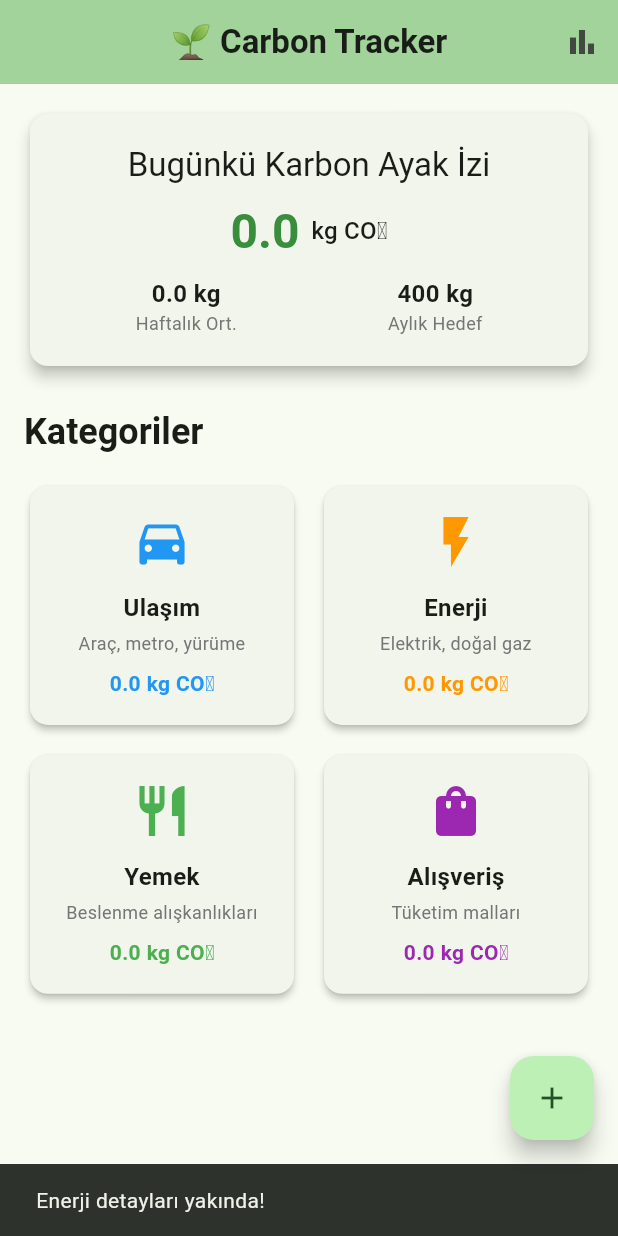
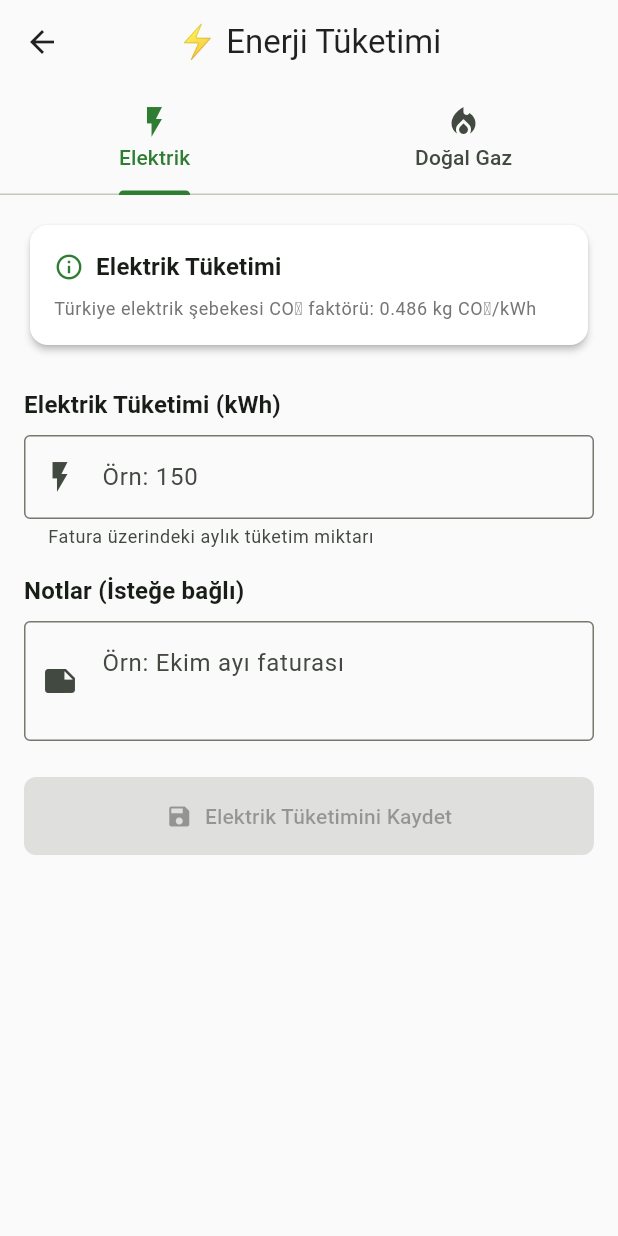
Before and after one commit to kendlenx/carbon-tracker, a Flutter app: the screen it shows after launch, after a tap on "Enerji", on a phone screen of 412 x 824 dp. Run offline on Flutter 3.47's test engine with Material 3 defaults, Android fonts, the phone set to English and light mode, and no system bars; our stand-ins replace fl_chart, shared_preferences, sqflite; accounts and stored records are empty.

Commit message:
Tema sistemi ve enerji kategorisi eklendi
🎨 Theme System:
- Tam dark/light/system tema desteği
- ThemeService ile merkezi tema yönetimi
- Kullanıcı tercihi SharedPreferences ile saklanıyor
- AppBar'da tema değiştirme butonu
- Profesyonel renk paleti

⚡ Energy Category:
- Elektrik tüketimi sayfası (kWh)
- Doğal gaz tüketimi sayfası (m³)
- Türkiye'ye özel CO₂ faktörleri
- Tab-based interface
- Real-time emission calculation
- Form validation ve success messages

🔗 Navigation:
- Ana sayfa ve AddActivity'den energy erişimi
- Consistent navigation patterns
- Auto-dismiss after save

🎯 UI/UX Improvements:
- Info cards with CO₂ factors
- Better form layouts
- Colored emission cards
- Helper texts ve tooltips

```diff
--- a/lib/main.dart
+++ b/lib/main.dart
@@ -2,10 +2,14 @@
 import 'screens/transport_screen.dart';
 import 'screens/add_activity_screen.dart';
 import 'screens/statistics_screen.dart';
+import 'screens/energy_screen.dart';
 import 'services/database_service.dart';
 import 'services/carbon_calculator_service.dart';
+import 'services/theme_service.dart';
 
-void main() {
+void main() async {
+  WidgetsFlutterBinding.ensureInitialized();
+  await ThemeService.instance.loadThemePreference();
   runApp(const CarbonTrackerApp());
 }
 
@@ -14,21 +18,18 @@
 
   @override
   Widget build(BuildContext context) {
-    return MaterialApp(
-      title: 'Carbon Tracker',
-      theme: ThemeData(
-        colorScheme: ColorScheme.fromSeed(
-          seedColor: Colors.green,
-          brightness: Brightness.light,
-        ),
-        useMaterial3: true,
-        appBarTheme: const AppBarTheme(
-          centerTitle: true,
-          elevation: 0,
-        ),
-      ),
-      home: const CarbonTrackerHome(),
-      debugShowCheckedModeBanner: false,
+    return AnimatedBuilder(
+      animation: ThemeService.instance,
+      builder: (context, child) {
+        return MaterialApp(
+          title: 'Carbon Tracker',
+          theme: ThemeService.instance.lightTheme,
+          darkTheme: ThemeService.instance.darkTheme,
+          themeMode: ThemeService.instance.themeMode,
+          home: const CarbonTrackerHome(),
+          debugShowCheckedModeBanner: false,
+        );
+      },
     );
   }
 }
@@ -147,6 +148,15 @@
         }
         break;
       case CarbonCategory.energy:
+        final result = await Navigator.of(context).push<bool>(
+          MaterialPageRoute(
+            builder: (context) => const EnergyScreen(),
+          ),
+        );
+        if (result == true) {
+          _loadDashboardData();
+        }
+        break;
       case CarbonCategory.food:
       case CarbonCategory.shopping:
         ScaffoldMessenger.of(context).showSnackBar(
@@ -164,8 +174,15 @@
           '🌱 Carbon Tracker',
           style: TextStyle(fontWeight: FontWeight.bold),
         ),
-        backgroundColor: Theme.of(context).colorScheme.inversePrimary,
+        backgroundColor: Theme.of(context).colorScheme.surface,
         actions: [
+          IconButton(
+            icon: Icon(ThemeService.instance.themeIcon),
+            tooltip: 'Tema: ${ThemeService.instance.themeName}',
+            onPressed: () async {
+              await ThemeService.instance.toggleTheme();
+            },
+          ),
           IconButton(
             icon: const Icon(Icons.bar_chart),
             tooltip: 'İstatistikler',
--- a/lib/screens/add_activity_screen.dart
+++ b/lib/screens/add_activity_screen.dart
@@ -1,5 +1,6 @@
 import 'package:flutter/material.dart';
 import '../screens/transport_screen.dart';
+import '../screens/energy_screen.dart';
 
 class AddActivityScreen extends StatelessWidget {
   const AddActivityScreen({super.key});
@@ -52,7 +53,11 @@ class AddActivityScreen extends StatelessWidget {
                     icon: Icons.flash_on,
                     color: Colors.orange,
                     onTap: () {
-                      _showComingSoon(context, 'Enerji');
+                      Navigator.of(context).pushReplacement(
+                        MaterialPageRoute(
+                          builder: (context) => const EnergyScreen(),
+                        ),
+                      );
                     },
                   ),
                   _buildCategoryTile(
--- /dev/null
+++ b/lib/screens/energy_screen.dart
@@ -0,0 +1,451 @@
+import 'package:flutter/material.dart';
+import '../services/carbon_calculator_service.dart';
+import '../services/database_service.dart';
+
+class EnergyScreen extends StatefulWidget {
+  const EnergyScreen({super.key});
+
+  @override
+  State<EnergyScreen> createState() => _EnergyScreenState();
+}
+
+class _EnergyScreenState extends State<EnergyScreen>
+    with SingleTickerProviderStateMixin {
+  late TabController _tabController;
+
+  // Elektrik formu
+  final TextEditingController _electricityController = TextEditingController();
+  final TextEditingController _electricityNotesController = TextEditingController();
+  double _electricityEmission = 0.0;
+
+  // Doğal gaz formu
+  final TextEditingController _gasController = TextEditingController();
+  final TextEditingController _gasNotesController = TextEditingController();
+  double _gasEmission = 0.0;
+
+  @override
+  void initState() {
+    super.initState();
+    _tabController = TabController(length: 2, vsync: this);
+    _electricityController.addListener(_calculateElectricityEmission);
+    _gasController.addListener(_calculateGasEmission);
+  }
+
+  @override
+  void dispose() {
+    _tabController.dispose();
+    _electricityController.dispose();
+    _electricityNotesController.dispose();
+    _gasController.dispose();
+    _gasNotesController.dispose();
+    super.dispose();
+  }
+
+  void _calculateElectricityEmission() {
+    final kWh = double.tryParse(_electricityController.text);
+    if (kWh != null && kWh > 0) {
+      setState(() {
+        _electricityEmission = CarbonCalculatorService.calculateElectricityEmission(kWh);
+      });
+    } else {
+      setState(() {
+        _electricityEmission = 0.0;
+      });
+    }
+  }
+
+  void _calculateGasEmission() {
+    final cubicMeters = double.tryParse(_gasController.text);
+    if (cubicMeters != null && cubicMeters > 0) {
+      setState(() {
+        _gasEmission = CarbonCalculatorService.calculateNaturalGasEmission(cubicMeters);
+      });
+    } else {
+      setState(() {
+        _gasEmission = 0.0;
+      });
+    }
+  }
+
+  Future<void> _saveElectricity() async {
+    if (_electricityController.text.isEmpty || _electricityEmission <= 0) {
+      ScaffoldMessenger.of(context).showSnackBar(
+        const SnackBar(content: Text('Lütfen geçerli bir kWh değeri girin')),
+      );
+      return;
+    }
+
+    // TODO: Enerji aktivitesini veritabanına kaydet
+    _showSuccessMessage('Elektrik', _electricityEmission);
+    _clearElectricityForm();
+  }
+
+  Future<void> _saveGas() async {
+    if (_gasController.text.isEmpty || _gasEmission <= 0) {
+      ScaffoldMessenger.of(context).showSnackBar(
+        const SnackBar(content: Text('Lütfen geçerli bir m³ değeri girin')),
+      );
+      return;
+    }
+
+    // TODO: Enerji aktivitesini veritabanına kaydet
+    _showSuccessMessage('Doğal Gaz', _gasEmission);
+    _clearGasForm();
+  }
+
+  void _showSuccessMessage(String type, double emission) {
+    ScaffoldMessenger.of(context).showSnackBar(
+      SnackBar(
+        content: Text(
+          '✅ $type tüketimi kaydedildi! ${emission.toStringAsFixed(2)} kg CO₂',
+        ),
+        backgroundColor: Colors.green,
+        duration: const Duration(seconds: 3),
+      ),
+    );
+
+    Future.delayed(const Duration(seconds: 1), () {
+      if (mounted) {
+        Navigator.of(context).pop(true);
+      }
+    });
+  }
+
+  void _clearElectricityForm() {
+    setState(() {
+      _electricityController.clear();
+      _electricityNotesController.clear();
+      _electricityEmission = 0.0;
+    });
+  }
+
+  void _clearGasForm() {
+    setState(() {
+      _gasController.clear();
+      _gasNotesController.clear();
+      _gasEmission = 0.0;
+    });
+  }
+
+  @override
+  Widget build(BuildContext context) {
+    return Scaffold(
+      appBar: AppBar(
+        title: const Text('⚡ Enerji Tüketimi'),
+        backgroundColor: Theme.of(context).colorScheme.surface,
+        bottom: TabBar(
+          controller: _tabController,
+          tabs: const [
+            Tab(
+              icon: Icon(Icons.flash_on),
+              text: 'Elektrik',
+            ),
+            Tab(
+              icon: Icon(Icons.local_fire_department),
+              text: 'Doğal Gaz',
+            ),
+          ],
+        ),
+      ),
+      body: TabBarView(
+        controller: _tabController,
+        children: [
+          _buildElectricityTab(),
+          _buildGasTab(),
+        ],
+      ),
+    );
+  }
+
+  Widget _buildElectricityTab() {
+    return SingleChildScrollView(
+      padding: const EdgeInsets.all(16.0),
+      child: Column(
+        crossAxisAlignment: CrossAxisAlignment.start,
+        children: [
+          Card(
+            elevation: 2,
+            child: Padding(
+              padding: const EdgeInsets.all(16.0),
+              child: Column(
+                crossAxisAlignment: CrossAxisAlignment.start,
+                children: [
+                  Row(
+                    children: [
+                      Icon(
+                        Icons.info_outline,
+                        color: Theme.of(context).colorScheme.primary,
+                        size: 20,
+                      ),
+                      const SizedBox(width: 8),
+                      Text(
+                        'Elektrik Tüketimi',
+                        style: Theme.of(context).textTheme.titleMedium?.copyWith(
+                          fontWeight: FontWeight.bold,
+                        ),
+                      ),
+                    ],
+                  ),
+                  const SizedBox(height: 8),
+                  Text(
+                    'Türkiye elektrik şebekesi CO₂ faktörü: 0.486 kg CO₂/kWh',
+                    style: Theme.of(context).textTheme.bodySmall?.copyWith(
+                      color: Colors.grey.shade600,
+                    ),
+                  ),
+                ],
+              ),
+            ),
+          ),
+
+          const SizedBox(height: 24),
+
+          Text(
+            'Elektrik Tüketimi (kWh)',
+            style: Theme.of(context).textTheme.titleMedium?.copyWith(
+              fontWeight: FontWeight.bold,
+            ),
+          ),
+          const SizedBox(height: 8),
+          TextField(
+            controller: _electricityController,
+            keyboardType: const TextInputType.numberWithOptions(decimal: true),
+            decoration: InputDecoration(
+              hintText: 'Örn: 150',
+              suffixText: 'kWh',
+              border: const OutlineInputBorder(),
+              prefixIcon: const Icon(Icons.flash_on),
+              helperText: 'Fatura üzerindeki aylık tüketim miktarı',
+            ),
+          ),
+
+          const SizedBox(height: 16),
+
+          Text(
+            'Notlar (İsteğe bağlı)',
+            style: Theme.of(context).textTheme.titleMedium?.copyWith(
+              fontWeight: FontWeight.bold,
+            ),
+          ),
+          const SizedBox(height: 8),
+          TextField(
+            controller: _electricityNotesController,
+            maxLines: 2,
+            decoration: const InputDecoration(
+              hintText: 'Örn: Ekim ayı faturası',
+              border: OutlineInputBorder(),
+              prefixIcon: Icon(Icons.note),
+            ),
+          ),
+
+          const SizedBox(height: 24),
+
+          if (_electricityEmission > 0) ...[
+            Card(
+              color: Theme.of(context).colorScheme.primaryContainer,
+              child: Padding(
+                padding: const EdgeInsets.all(16.0),
+                child: Row(
+                  mainAxisAlignment: MainAxisAlignment.spaceBetween,
+                  children: [
+                    Column(
+                      crossAxisAlignment: CrossAxisAlignment.start,
+                      children: [
+                        Text(
+                          'Tahmini CO₂ Emisyonu',
+                          style: Theme.of(context).textTheme.titleMedium,
+                        ),
+                        Text(
+                          '${_electricityController.text} kWh elektrik',
+                          style: Theme.of(context).textTheme.bodyMedium?.copyWith(
+                            color: Colors.grey.shade600,
+                          ),
+                        ),
+                      ],
+                    ),
+                    Column(
+                      crossAxisAlignment: CrossAxisAlignment.end,
+                      children: [
+                        Text(
+                          '${_electricityEmission.toStringAsFixed(2)}',
+                          style: Theme.of(context).textTheme.headlineMedium?.copyWith(
+                            fontWeight: FontWeight.bold,
+                            color: Theme.of(context).colorScheme.primary,
+                          ),
+                        ),
+                        Text(
+                          'kg CO₂',
+                          style: Theme.of(context).textTheme.bodySmall,
+                        ),
+                      ],
+                    ),
+                  ],
+                ),
+              ),
+            ),
+            const SizedBox(height: 16),
+          ],
+
+          SizedBox(
+            width: double.infinity,
+            child: ElevatedButton.icon(
+              onPressed: _electricityEmission > 0 ? _saveElectricity : null,
+              icon: const Icon(Icons.save),
+              label: const Text('Elektrik Tüketimini Kaydet'),
+              style: ElevatedButton.styleFrom(
+                padding: const EdgeInsets.symmetric(vertical: 16),
+              ),
+            ),
+          ),
+        ],
+      ),
+    );
+  }
+
+  Widget _buildGasTab() {
+    return SingleChildScrollView(
+      padding: const EdgeInsets.all(16.0),
+      child: Column(
+        crossAxisAlignment: CrossAxisAlignment.start,
+        children: [
+          Card(
+            elevation: 2,
+            child: Padding(
+              padding: const EdgeInsets.all(16.0),
+              child: Column(
+                crossAxisAlignment: CrossAxisAlignment.start,
+                children: [
+                  Row(
+                    children: [
+                      Icon(
+                        Icons.info_outline,
+                        color: Colors.orange,
+                        size: 20,
+                      ),
+                      const SizedBox(width: 8),
+                      Text(
+                        'Doğal Gaz Tüketimi',
+                        style: Theme.of(context).textTheme.titleMedium?.copyWith(
+                          fontWeight: FontWeight.bold,
+                        ),
+                      ),
+                    ],
+                  ),
+                  const SizedBox(height: 8),
+                  Text(
+                    'Doğal gaz CO₂ faktörü: 2.0 kg CO₂/m³',
+                    style: Theme.of(context).textTheme.bodySmall?.copyWith(
+                      color: Colors.grey.shade600,
+                    ),
+                  ),
+                ],
+              ),
+            ),
+          ),
+
+          const SizedBox(height: 24),
+
+          Text(
+            'Doğal Gaz Tüketimi (m³)',
+            style: Theme.of(context).textTheme.titleMedium?.copyWith(
+              fontWeight: FontWeight.bold,
+            ),
+          ),
+          const SizedBox(height: 8),
+          TextField(
+            controller: _gasController,
+            keyboardType: const TextInputType.numberWithOptions(decimal: true),
+            decoration: InputDecoration(
+              hintText: 'Örn: 75',
+              suffixText: 'm³',
+              border: const OutlineInputBorder(),
+              prefixIcon: const Icon(Icons.local_fire_department),
+              helperText: 'Fatura üzerindeki aylık tüketim miktarı',
+            ),
+          ),
+
+          const SizedBox(height: 16),
+
+          Text(
+            'Notlar (İsteğe bağlı)',
+            style: Theme.of(context).textTheme.titleMedium?.copyWith(
+              fontWeight: FontWeight.bold,
+            ),
+          ),
+          const SizedBox(height: 8),
+          TextField(
+            controller: _gasNotesController,
+            maxLines: 2,
+            decoration: const InputDecoration(
+              hintText: 'Örn: Kış ayı ısıtma',
+              border: OutlineInputBorder(),
+              prefixIcon: Icon(Icons.note),
+            ),
+          ),
+
+          const SizedBox(height: 24),
+
+          if (_gasEmission > 0) ...[
+            Card(
+              color: Colors.orange.shade100,
+              child: Padding(
+                padding: const EdgeInsets.all(16.0),
+                child: Row(
+                  mainAxisAlignment: MainAxisAlignment.spaceBetween,
+                  children: [
+                    Column(
+                      crossAxisAlignment: CrossAxisAlignment.start,
+                      children: [
+                        Text(
+                          'Tahmini CO₂ Emisyonu',
+                          style: Theme.of(context).textTheme.titleMedium,
+                        ),
+                        Text(
+                          '${_gasController.text} m³ doğal gaz',
+                          style: Theme.of(context).textTheme.bodyMedium?.copyWith(
+                            color: Colors.grey.shade600,
+                          ),
+                        ),
+                      ],
+                    ),
+                    Column(
+                      crossAxisAlignment: CrossAxisAlignment.end,
+                      children: [
+                        Text(
+                          '${_gasEmission.toStringAsFixed(2)}',
+                          style: Theme.of(context).textTheme.headlineMedium?.copyWith(
+                            fontWeight: FontWeight.bold,
+                            color: Colors.orange.shade700,
+                          ),
+                        ),
+                        Text(
+                          'kg CO₂',
+                          style: Theme.of(context).textTheme.bodySmall,
+                        ),
+                      ],
+                    ),
+                  ],
+                ),
+              ),
+            ),
+            const SizedBox(height: 16),
+          ],
+
+          SizedBox(
+            width: double.infinity,
+            child: ElevatedButton.icon(
+              onPressed: _gasEmission > 0 ? _saveGas : null,
+              icon: const Icon(Icons.save),
+              label: const Text('Doğal Gaz Tüketimini Kaydet'),
+              style: ElevatedButton.styleFrom(
+                padding: const EdgeInsets.symmetric(vertical: 16),
+                backgroundColor: Colors.orange,
+                foregroundColor: Colors.white,
+              ),
+            ),
+          ),
+        ],
+      ),
+    );
+  }
+}
--- /dev/null
+++ b/lib/services/theme_service.dart
@@ -0,0 +1,204 @@
+import 'package:flutter/material.dart';
+import 'package:flutter/services.dart';
+import 'package:shared_preferences/shared_preferences.dart';
+
+class ThemeService extends ChangeNotifier {
+  static ThemeService? _instance;
+  static ThemeService get instance => _instance ??= ThemeService._();
+
+  ThemeService._();
+
+  static const String _themeKey = 'app_theme_mode';
+  ThemeMode _themeMode = ThemeMode.system;
+
+  ThemeMode get themeMode => _themeMode;
+  bool get isDarkMode {
+    if (_themeMode == ThemeMode.system) {
+      return WidgetsBinding.instance.platformDispatcher.platformBrightness == Brightness.dark;
+    }
+    return _themeMode == ThemeMode.dark;
+  }
+
+  // Ana tema renkleri
+  static const Color primaryColor = Color(0xFF2E7D32); // Koyu yeşil
+  static const Color secondaryColor = Color(0xFF66BB6A); // Açık yeşil
+  static const Color accentColor = Color(0xFF4CAF50); // Orta yeşil
+
+  // Carbon tracker için özel renkler
+  static const Color excellentColor = Color(0xFF4CAF50);
+  static const Color goodColor = Color(0xFF8BC34A);
+  static const Color averageColor = Color(0xFFFF9800);
+  static const Color poorColor = Color(0xFFFF5722);
+  static const Color criticalColor = Color(0xFFD32F2F);
+
+  /// Aydınlık tema
+  ThemeData get lightTheme {
+    return ThemeData(
+      useMaterial3: true,
+      colorScheme: ColorScheme.fromSeed(
+        seedColor: primaryColor,
+        brightness: Brightness.light,
+        primary: primaryColor,
+        secondary: secondaryColor,
+        surface: Colors.grey.shade50,
+        background: Colors.white,
+      ),
+      appBarTheme: AppBarTheme(
+        centerTitle: true,
+        elevation: 0,
+        backgroundColor: Colors.grey.shade50,
+        foregroundColor: Colors.black87,
+        systemOverlayStyle: SystemUiOverlayStyle.dark,
+      ),
+      cardTheme: CardTheme(
+        elevation: 2,
+        shape: RoundedRectangleBorder(borderRadius: BorderRadius.circular(12)),
+        color: Colors.white,
+      ),
+      elevatedButtonTheme: ElevatedButtonThemeData(
+        style: ElevatedButton.styleFrom(
+          elevation: 2,
+          shape: RoundedRectangleBorder(borderRadius: BorderRadius.circular(8)),
+          padding: const EdgeInsets.symmetric(horizontal: 24, vertical: 12),
+        ),
+      ),
+      floatingActionButtonTheme: FloatingActionButtonThemeData(
+        backgroundColor: primaryColor,
+        foregroundColor: Colors.white,
+        elevation: 4,
+        shape: RoundedRectangleBorder(borderRadius: BorderRadius.circular(16)),
+      ),
+      bottomNavigationBarTheme: BottomNavigationBarThemeData(
+        backgroundColor: Colors.white,
+        selectedItemColor: primaryColor,
+        unselectedItemColor: Colors.grey.shade600,
+        type: BottomNavigationBarType.fixed,
+        elevation: 8,
+      ),
+      dividerTheme: DividerThemeData(
+        color: Colors.grey.shade300,
+        thickness: 1,
+      ),
+    );
+  }
+
+  /// Karanlık tema
+  ThemeData get darkTheme {
+    return ThemeData(
+      useMaterial3: true,
+      colorScheme: ColorScheme.fromSeed(
+        seedColor: primaryColor,
+        brightness: Brightness.dark,
+        primary: secondaryColor,
+        secondary: accentColor,
+        surface: Colors.grey.shade900,
+        background: Colors.black,
+      ),
+      appBarTheme: AppBarTheme(
+        centerTitle: true,
+        elevation: 0,
+        backgroundColor: Colors.grey.shade900,
+        foregroundColor: Colors.white,
+        systemOverlayStyle: SystemUiOverlayStyle.light,
+      ),
+      cardTheme: CardTheme(
+        elevation: 4,
+        shape: RoundedRectangleBorder(borderRadius: BorderRadius.circular(12)),
+        color: Colors.grey.shade800,
+      ),
+      elevatedButtonTheme: ElevatedButtonThemeData(
+        style: ElevatedButton.styleFrom(
+          elevation: 2,
+          shape: RoundedRectangleBorder(borderRadius: BorderRadius.circular(8)),
+          padding: const EdgeInsets.symmetric(horizontal: 24, vertical: 12),
+          backgroundColor: secondaryColor,
+          foregroundColor: Colors.black87,
+        ),
+      ),
+      floatingActionButtonTheme: FloatingActionButtonThemeData(
+        backgroundColor: secondaryColor,
+        foregroundColor: Colors.black87,
+        elevation: 6,
+        shape: RoundedRectangleBorder(borderRadius: BorderRadius.circular(16)),
+      ),
+      bottomNavigationBarTheme: BottomNavigationBarThemeData(
+        backgroundColor: Colors.grey.shade900,
+        selectedItemColor: secondaryColor,
+        unselectedItemColor: Colors.grey.shade400,
+        type: BottomNavigationBarType.fixed,
+        elevation: 8,
+      ),
+      dividerTheme: DividerThemeData(
+        color: Colors.grey.shade700,
+        thickness: 1,
+      ),
+    );
+  }
+
+  /// Tema değiştirir
+  Future<void> setThemeMode(ThemeMode mode) async {
+    _themeMode = mode;
+    notifyListeners();
+
+    final prefs = await SharedPreferences.getInstance();
+    await prefs.setString(_themeKey, mode.name);
+  }
+
+  /// Kayıtlı tema tercihini yükler
+  Future<void> loadThemePreference() async {
+    try {
+      final prefs = await SharedPreferences.getInstance();
+      final themeName = prefs.getString(_themeKey);
+
+      if (themeName != null) {
+        _themeMode = ThemeMode.values.firstWhere(
+          (mode) => mode.name == themeName,
+          orElse: () => ThemeMode.system,
+        );
+      }
+
+      notifyListeners();
+    } catch (e) {
+      print('Error loading theme preference: $e');
+    }
+  }
+
+  /// Tema değiştirme döngüsü (System → Light → Dark → System)
+  Future<void> toggleTheme() async {
+    switch (_themeMode) {
+      case ThemeMode.system:
+        await setThemeMode(ThemeMode.light);
+        break;
+      case ThemeMode.light:
+        await setThemeMode(ThemeMode.dark);
+        break;
+      case ThemeMode.dark:
+        await setThemeMode(ThemeMode.system);
+        break;
+    }
+  }
+
+  /// Tema ikonu al
+  IconData get themeIcon {
+    switch (_themeMode) {
+      case ThemeMode.system:
+        return Icons.brightness_auto;
+      case ThemeMode.light:
+        return Icons.light_mode;
+      case ThemeMode.dark:
+        return Icons.dark_mode;
+    }
+  }
+
+  /// Tema adı al
+  String get themeName {
+    switch (_themeMode) {
+      case ThemeMode.system:
+        return 'Sistem';
+      case ThemeMode.light:
+        return 'Aydınlık';
+      case ThemeMode.dark:
+        return 'Karanlık';
+    }
+  }
+}
--- a/pubspec.yaml
+++ b/pubspec.yaml
@@ -44,6 +44,9 @@ dependencies:
 
   # Date formatting
   intl: ^0.19.0
+
+  # Shared preferences for settings
+  shared_preferences: ^2.2.2
 
 dev_dependencies:
   flutter_test:
```
Also changed, not shown: pubspec.lock.
